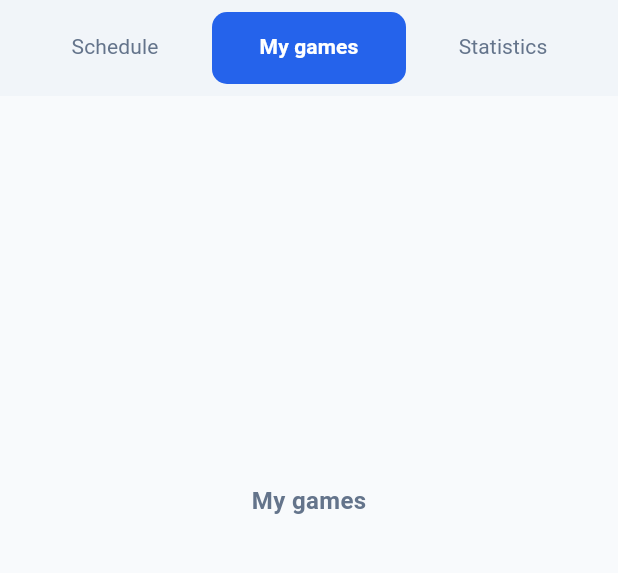
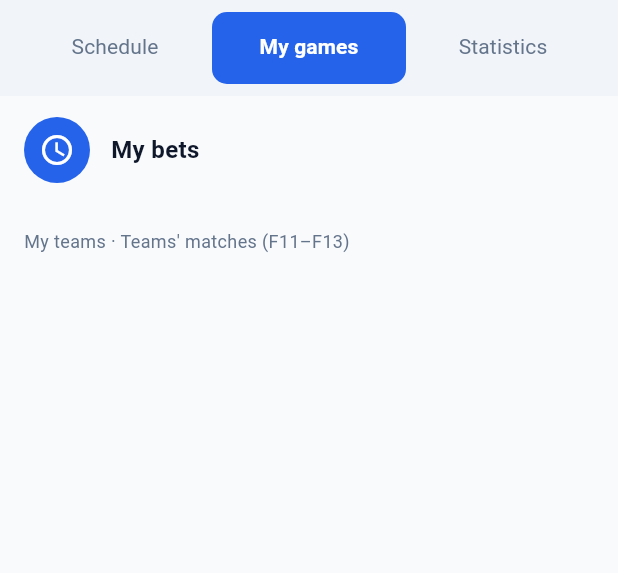
Before and after one commit to SaeefMinhaz/flutter_complex_ui_guide, a Flutter app: the screen it shows after launch, tab 2 chosen, on a phone screen of 412 x 824 dp, the part 330-903 px from its top. Run offline on Flutter 3.47's test engine with Material 3 defaults, Android fonts, the phone set to English and light mode, and no system bars; our stand-ins replace equatable, flutter_bloc.

Commit message:
feat(my games): My bets row added

```diff
--- a/lib/features/my_games/presentation/my_games_page.dart
+++ b/lib/features/my_games/presentation/my_games_page.dart
@@ -1,18 +1,29 @@
 import 'package:flutter/material.dart';
 
 import '../../../core/theme/theme.dart';
+import 'widgets/my_bets_row.dart';
 
-/// My games tab content. My Bets, My Teams, Teams Match in F10–F13.
+/// My games tab content. My Bets (F10), My Teams, Teams Match in F11–F13.
 class MyGamesPage extends StatelessWidget {
   const MyGamesPage({super.key});
 
   @override
   Widget build(BuildContext context) {
-    return Center(
-      child: Text(
-        'My games',
-        style: AppTextStyles.sectionHeader.copyWith(color: AppColors.textSecondary),
-      ),
+    return CustomScrollView(
+      slivers: [
+        SliverToBoxAdapter(
+          child: MyBetsRow(),
+        ),
+        SliverToBoxAdapter(
+          child: Padding(
+            padding: const EdgeInsets.all(16),
+            child: Text(
+              'My teams · Teams\' matches (F11–F13)',
+              style: AppTextStyles.bodySmall,
+            ),
+          ),
+        ),
+      ],
     );
   }
 }
--- /dev/null
+++ b/lib/features/my_games/presentation/widgets/my_bets_row.dart
@@ -0,0 +1,54 @@
+import 'package:flutter/material.dart';
+
+import '../../../../core/theme/theme.dart';
+
+/// Tappable row: blue circular clock icon + "My bets" label.
+class MyBetsRow extends StatelessWidget {
+  const MyBetsRow({
+    super.key,
+    this.onTap,
+  });
+
+  final VoidCallback? onTap;
+
+  @override
+  Widget build(BuildContext context) {
+    return Material(
+      color: Colors.transparent,
+      child: InkWell(
+        onTap: onTap ?? () => _defaultOnTap(context),
+        child: Padding(
+          padding: const EdgeInsets.symmetric(horizontal: 16, vertical: 14),
+          child: Row(
+            children: [
+              Container(
+                width: 44,
+                height: 44,
+                decoration: const BoxDecoration(
+                  color: AppColors.primary,
+                  shape: BoxShape.circle,
+                ),
+                child: const Icon(
+                  Icons.schedule,
+                  color: AppColors.onPrimary,
+                  size: 24,
+                ),
+              ),
+              const SizedBox(width: 14),
+              Text(
+                'My bets',
+                style: AppTextStyles.sectionHeader,
+              ),
+            ],
+          ),
+        ),
+      ),
+    );
+  }
+
+  void _defaultOnTap(BuildContext context) {
+    ScaffoldMessenger.of(context).showSnackBar(
+      const SnackBar(content: Text('My bets')),
+    );
+  }
+}
```
